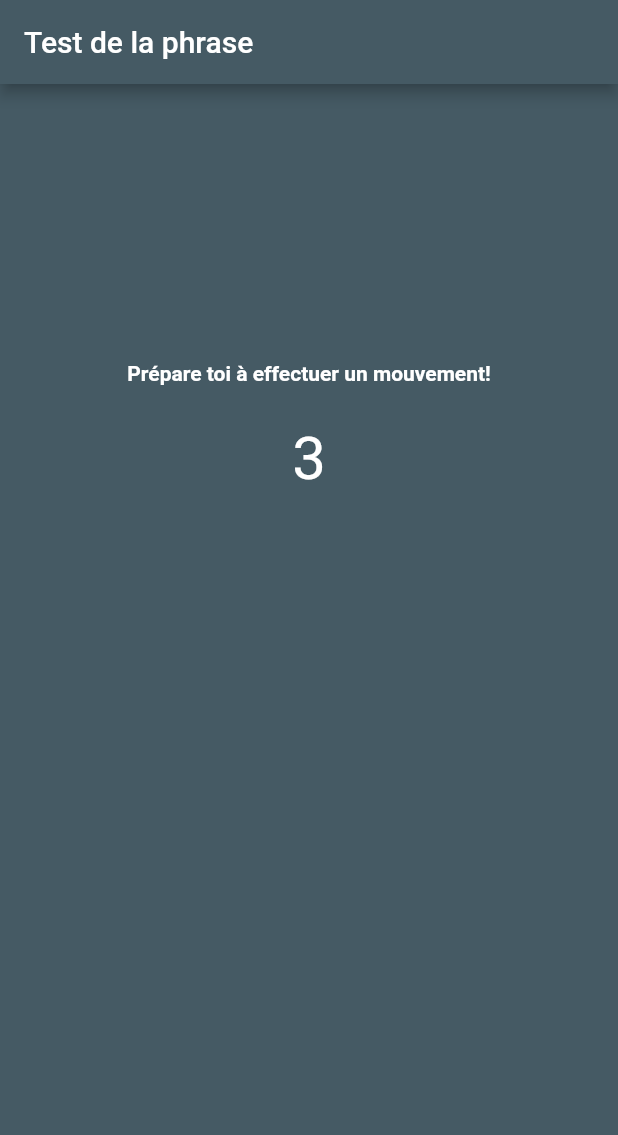
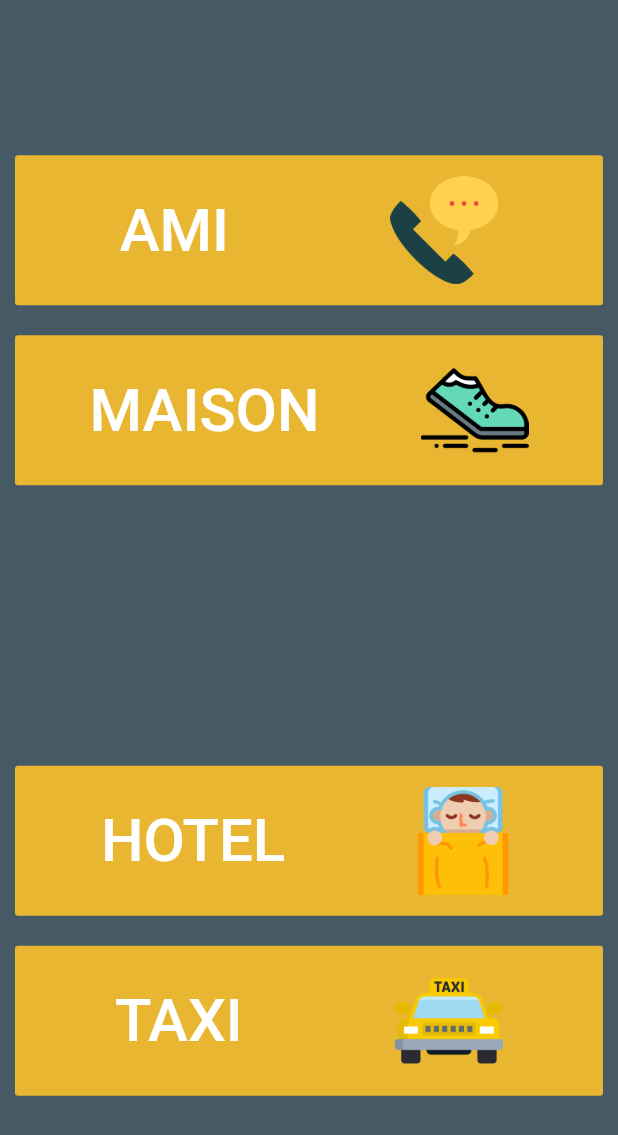
Before and after one commit to CamilleLeRoux/ELIM2019-20, a Flutter app: the screen it shows after launch, after a tap on "Commencer le test!", on a phone screen of 412 x 824 dp. Shown: the top 1135 px of the screen. Run offline on Flutter 3.47's test engine with Material 2 defaults, Android fonts, the phone set to English and light mode, and no system bars; our stand-ins replace cloud_firestore, flutter_datetime_picker, sensors; accounts and stored records are empty.

Commit message:
#13 écran final ok!

```diff
--- /dev/null
+++ b/front/lib/endOk.dart
@@ -0,0 +1,202 @@
+import 'package:flutter/material.dart';
+import 'package:url_launcher/url_launcher.dart';
+import 'package:front/colors.dart';
+import 'package:front/settingsModel.dart';
+
+
+class EndOk extends StatefulWidget{
+  @override
+  EndOkState createState(){
+    return EndOkState();
+  }
+}
+
+class EndOkState extends State<EndOk>{
+
+  SettingsModel model  = SettingsModel();
+
+   @override
+  void initState() {
+     super.initState();
+   }
+  Future<bool> _willPopCallback() async {
+    return false;
+  }
+
+
+  Widget build(BuildContext context){
+    return new WillPopScope(
+        child: Scaffold(
+          backgroundColor: PrimaryColor,
+          body: Center(
+            child: Column(
+              crossAxisAlignment: CrossAxisAlignment.stretch,
+              mainAxisAlignment: MainAxisAlignment.spaceAround,
+              children: <Widget>[
+                Container(
+                  child:Column(
+                    children: <Widget>[
+                      Container(
+                        child: FlatButton(
+                          child: Row(
+                            mainAxisAlignment: MainAxisAlignment.spaceAround,
+                            children: [
+                              Text(
+                                "AMI",
+                                style: TextStyle(fontSize: 40.0),
+                              ),
+                              Image.asset(
+                                "assets/phone.png",
+                                width: 72,
+                              )
+                            ],
+                          ),
+                          color: PrimaryAssentColor,
+                          textColor: Colors.white,
+                          disabledColor: Colors.grey,
+                          disabledTextColor: Colors.black,
+
+                          onPressed: () {
+                            callFriend();
+                          },
+                        ),
+                        height: 100,
+                        margin: EdgeInsets.fromLTRB(10.0, 20.0, 10.0, 10.0),
+                      ),
+                      Container(
+                        child: FlatButton(
+                          child: Row(
+                            mainAxisAlignment: MainAxisAlignment.spaceAround,
+                            children: [
+                              Text(
+                                "MAISON",
+                                style: TextStyle(fontSize: 40.0),
+                              ),
+                              Image.asset(
+                                "assets/walk.png",
+                                width: 72,
+                              )
+                            ],
+                          ),
+
+                          color: PrimaryAssentColor,
+                          textColor: Colors.white,
+                          disabledColor: Colors.grey,
+                          disabledTextColor: Colors.black,
+
+                          onPressed: () {
+                            openMaps();
+                          },
+                        ),
+                        height: 100,
+                        margin: EdgeInsets.fromLTRB(10.0, 10.0, 10.0, 10.0),
+                      ),
+
+                    ],
+
+                  )
+                ),
+                Container(
+                  child:Column(
+                    children: <Widget>[
+                      Container(
+                        child: FlatButton(
+                          child: Row(
+                            mainAxisAlignment: MainAxisAlignment.spaceAround,
+                            children: [
+                              Text(
+                                "HOTEL",
+                                style: TextStyle(fontSize: 40.0),
+                              ),
+                              Image.asset(
+                                "assets/bed.png",
+                                width: 72,
+                              )
+                            ],
+                          ),
+                          color: PrimaryAssentColor,
+                          textColor: Colors.white,
+                          disabledColor: Colors.grey,
+                          disabledTextColor: Colors.black,
+                          onPressed: () {
+                            openHotel();
+                          },
+                        ),
+                        height: 100,
+                        margin: EdgeInsets.fromLTRB(10.0, 10.0, 10.0, 10.0),
+                      ),
+                      Container(
+                        child: FlatButton(
+                          child: Row(
+                            mainAxisAlignment: MainAxisAlignment.spaceAround,
+                            children: [
+                              Text(
+                                "TAXI",
+                                style: TextStyle(fontSize: 40.0),
+                              ),
+                              Image.asset(
+                                "assets/taxi.png",
+                                width: 72,
+                              )
+                            ],
+                          ),
+                          color: PrimaryAssentColor,
+                          textColor: Colors.white,
+                          disabledColor: Colors.grey,
+                          disabledTextColor: Colors.black,
+                          onPressed: () {
+                            openTaxi();
+                          },
+                        ),
+                        height: 100,
+                        margin: EdgeInsets.fromLTRB(10.0, 10.0, 10.0, 10.0),
+                      ),
+                    ],
+                  )
+                ),
+              ],
+
+
+            )
+
+
+          ),
+        ),
+        onWillPop: _willPopCallback);
+  }
+
+  void callFriend() async{
+    var uri = "tel:" + model.getNumber();
+    if (await canLaunch(uri)) {
+        await launch(uri);
+    }
+  }
+
+  void openMaps() async{
+    var url = 'https://www.google.com/maps/search/?api=1&query='+ Uri
+        .encodeFull(model.address);
+    if (await canLaunch(url)) {
+      await launch(url);
+    } else {
+      throw 'Could not launch $url';
+    }
+  }
+
+  void openTaxi() async{
+    var url = 'https://www.google.com/maps/search/?api=1&query=hotel';
+    if (await canLaunch(url)) {
+      await launch(url);
+    } else {
+      throw 'Could not launch $url';
+    }
+  }
+
+  void openHotel() async{
+    var url = 'https://www.google.com/search/?api=1&query=cab';
+    if (await canLaunch(url)) {
+      await launch(url);
+    } else {
+      throw 'Could not launch $url';
+    }
+  }
+}
--- a/front/lib/main.dart
+++ b/front/lib/main.dart
@@ -8,6 +8,7 @@ import 'package:front/Mouvement/CountMouvement.dart';
 import 'package:front/colors.dart';
 import 'package:front/stateQuizz.dart';
 import 'package:cloud_firestore/cloud_firestore.dart';
+import 'package:front/endOk.dart';
 
 void main() {
   SystemChrome.setPreferredOrientations([DeviceOrientation.portraitUp]);
@@ -85,7 +86,8 @@ class _MyHomePageState extends State<MyHomePage> {
               onPressed: () {
                 Navigator.push(context,
                     MaterialPageRoute(
-                        builder: (context) => StateQuizz().getNextTest("main")
+                        builder: (context) => EndOk()
+                        //builder: (context) => StateQuizz().getNextTest("main")
                     )
                 );
               },
--- a/front/lib/settingsModel.dart
+++ b/front/lib/settingsModel.dart
@@ -1,8 +1,12 @@
 class SettingsModel{
 
   String name = '';
-  String address = '';
+  String address = 'Résidence les dolines';
   DateTime beginningParty;
-  String friendsNumber = '';
+  String friendsNumber = '0623565261';
+
+  String getNumber(){
+    return friendsNumber;
+  }
 
 }
--- a/front/lib/stateQuizz.dart
+++ b/front/lib/stateQuizz.dart
@@ -3,15 +3,15 @@ import 'package:front/Mouvement/CountMouvement.dart';
 import 'package:front/Sentence/sentence.dart';
 import 'package:front/main.dart';
 import 'package:front/settings.dart';
-
+import 'package:front/ligneDroite.dart';
+import 'package:front/endOk.dart';
 import 'dart:math';
 
 class StateQuizz {
   static final StateQuizz _instance = StateQuizz._internal();
 
-  var tests = ["mvt", "sentence"];
+  var tests = ["mvt", "ligneDroite"];
   var comingFromMain = false;
-  StatefulWidget widgetFromMain;
 
 
   factory StateQuizz(){
@@ -23,20 +23,18 @@ class StateQuizz {
   StatefulWidget getNextTest(comingFrom){
     if(tests.isEmpty){
       print("fin du quizz");
-      return Settings();
+      return EndOk();
     }else{
 
       if(!comingFromMain) {
         comingFromMain = true;
-        print(tests);
-        widgetFromMain = launchWidget(chooseTest());
-        return widgetFromMain;
+        return new Sentence();
       }
       else if(comingFrom == ""){
         return launchWidget(chooseTest());
       }
       else{
-        return widgetFromMain;
+        return new Sentence();
       }
     }
   }
@@ -47,9 +45,9 @@ class StateQuizz {
       tests.removeAt(value);
       return CountMouvement(0);
     }
-    else if (tests[value] == "sentence") {
+    else if (tests[value] == "ligneDroite") {
       tests.removeAt(value);
-      return Sentence();
+      return LigneDroite(0);
     }
   }
 
--- a/front/pubspec.yaml
+++ b/front/pubspec.yaml
@@ -20,6 +20,7 @@ dependencies:
   sensors: ^0.4.0+1
   flutter:
     sdk: flutter
+  url_launcher: ^5.2.5
 
 
   # The following adds the Cupertino Icons font to your application.
@@ -33,7 +34,6 @@ dev_dependencies:
     sdk: flutter
   cloud_firestore:
 
-
 # For information on the generic Dart part of this file, see the
 # following page: https://dart.dev/tools/pub/pubspec
 
```
Also changed, not shown: front/assets/bed.png (added), front/assets/phone.png (added), front/assets/taxi.png (added), front/assets/walk.png (added), front/pubspec.lock.
